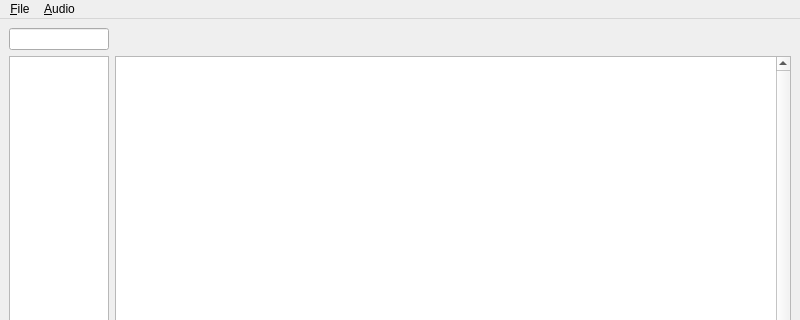
First picture: the form in src/MainWindow.ui, repository impakt73/syncsmith, before the edit; both pictures show x 0 to 800 and y 0 to 320 of the 800 by 600 pixel window.
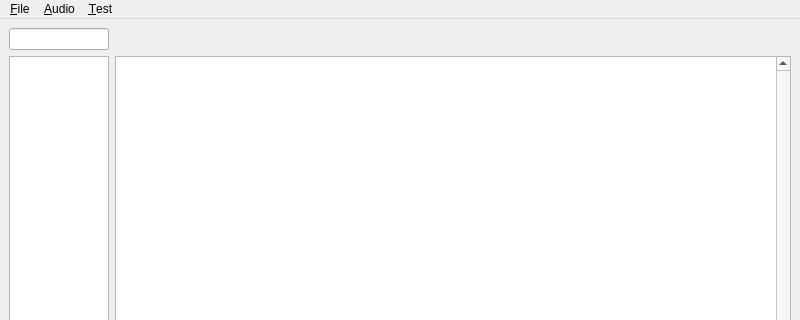
Second picture: the form after the edit. Custom widgets are drawn as their Qt base class.

The edit to the form file:
```diff
--- a/src/MainWindow.ui
+++ b/src/MainWindow.ui
@@ -168,8 +168,15 @@
     </property>
     <addaction name="action_Load_File"/>
    </widget>
+   <widget class="QMenu" name="menu_Test">
+    <property name="title">
+     <string>&amp;Test</string>
+    </property>
+    <addaction name="action_Send_Message"/>
+   </widget>
    <addaction name="menu_File"/>
    <addaction name="menu_Audio"/>
+   <addaction name="menu_Test"/>
   </widget>
   <widget class="QStatusBar" name="statusbar"/>
   <action name="action_New_Project">
```
Left out of the diff: 5 changed lines with no effect on the pictures.
